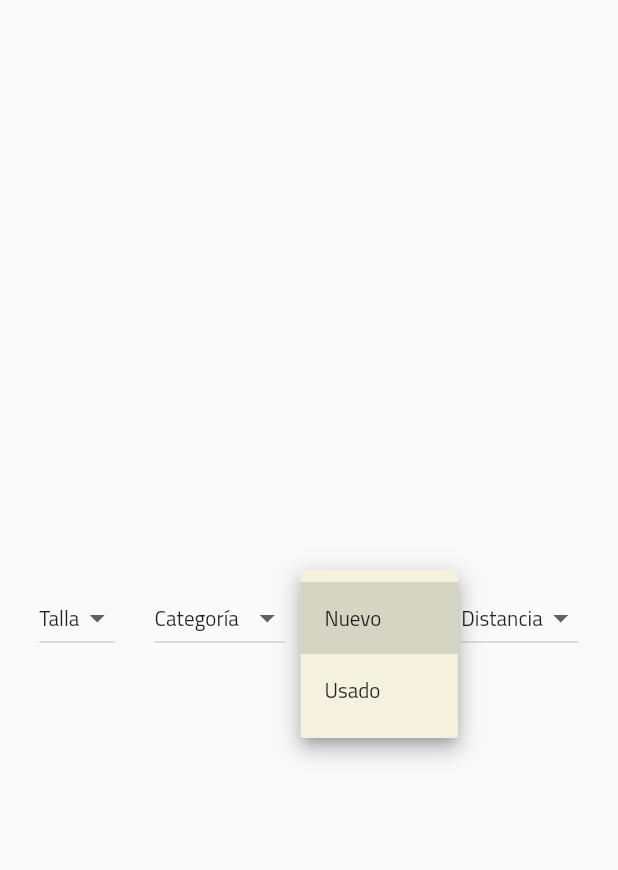
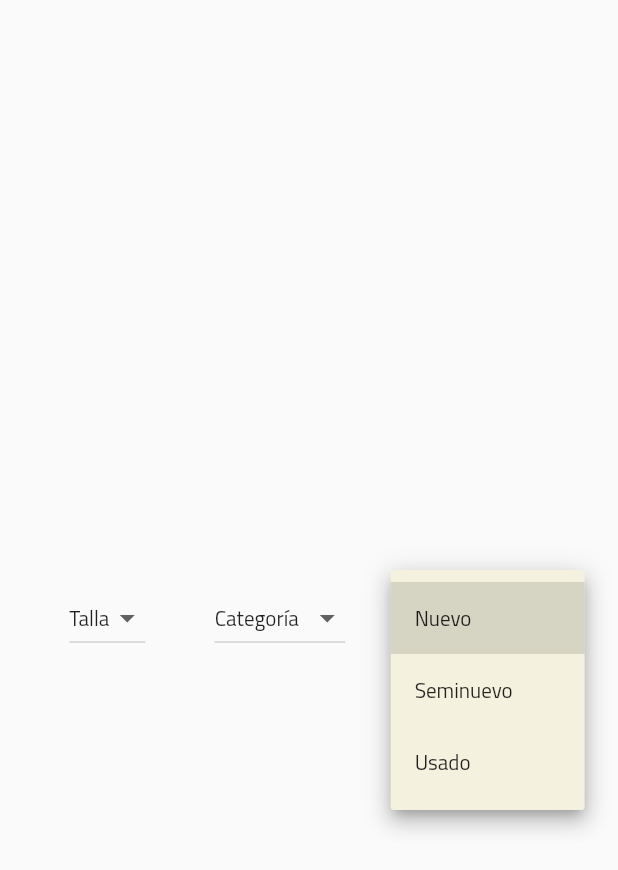
Before and after one commit to DarioAle/echange, a Flutter app: the FilterBar widget shown alone on an empty page, opened directly with empty values, after a tap on "Estado", on a phone screen of 412 x 824 dp. Shown: the top 870 px of the screen. Run offline on Flutter 3.47's test engine with Material 2 defaults, Android fonts, the phone set to English and light mode, and no system bars; our stand-ins replace auth_buttons, bloc, equatable, flutter_bloc, splashscreen.

```diff
--- a/lib/home/filter_bar.dart
+++ b/lib/home/filter_bar.dart
@@ -8,9 +8,7 @@ class FilterBar extends StatefulWidget {
   String sizeValue;
   String colorValue;
   String stateValue;
-  String distanceValue;
-  FilterBar(categoryValue, sizeValue, colorValue, stateValue, distanceValue,
-      {Key key})
+  FilterBar(categoryValue, sizeValue, colorValue, stateValue, {Key key})
       : super(key: key);
 
   @override
@@ -49,6 +47,7 @@ class _FilterBarState extends State<FilterBar> {
             categoryName: "Estado",
             items: [
               "Nuevo",
+              "Seminuevo",
               "Usado",
             ],
             selectedValue: this.widget.stateValue,
@@ -58,17 +57,6 @@ class _FilterBarState extends State<FilterBar> {
               });
             },
           ),
-          FilterButtons(
-            categoryName: "Distancia",
-            items: ["3km", "5km", "10km", "13km"],
-            selectedValue: this.widget.distanceValue,
-            onChange: (String value) {
-              print("changed to $value");
-              setState(() {
-                this.widget.distanceValue = value;
-              });
-            },
-          ),
         ],
       ),
     );
--- a/lib/home/home.dart
+++ b/lib/home/home.dart
@@ -20,7 +20,6 @@ class _HomeState extends State<Home> {
   var sizeValue;
   var colorValue;
   var stateValue;
-  var distanceValue;
 
   @override
   Widget build(BuildContext context) {
@@ -34,19 +33,18 @@ class _HomeState extends State<Home> {
         body: ListView(
           scrollDirection: Axis.vertical,
           children: [
-            FilterBar(categoryValue, sizeValue, colorValue, stateValue,
-                distanceValue),
+            FilterBar(categoryValue, sizeValue, colorValue, stateValue),
             ListView.builder(
               shrinkWrap: true,
               physics: ScrollPhysics(),
               itemCount: mockData.MOCK.length,
               itemBuilder: (context, index) {
                 return ListItemCard(
+                  isOwn: true,
                   name: mockData.MOCK[index]["name"],
                   description: mockData.MOCK[index]["description"],
                   size: mockData.MOCK[index]["size"],
                   state: mockData.MOCK[index]["state"],
-                  distance: mockData.MOCK[index]["distance"],
                   image: mockData.MOCK[index]["image"],
                 );
               },
--- a/lib/matches/matches_item.dart
+++ b/lib/matches/matches_item.dart
@@ -55,7 +55,7 @@ class _MatchesItemState extends State<MatchesItem> {
                         color: Colors.white,
                         borderRadius: BorderRadius.all(Radius.circular(20))),
                     child: Image.asset(
-                      "assets/images/plant.png",
+                      "assets/clothes/vestido1.jpg",
                       height: 85,
                       width: 85,
                     ),
--- a/lib/utils/grid_item_card.dart
+++ b/lib/utils/grid_item_card.dart
@@ -31,7 +31,6 @@ class _GridItemCardState extends State<GridItemCard> {
                 description: this.widget.description,
                 size: this.widget.size,
                 state: this.widget.state,
-                distance: "5",
                 image: this.widget.image)));
       },
       child: Card(
--- a/lib/utils/mock_clothes.dart
+++ b/lib/utils/mock_clothes.dart
@@ -4,7 +4,6 @@ const Map<int, Map<String, dynamic>> MOCK = {
     "description": "Vestido floral con tela fresca",
     "size": "M",
     "state": "usado",
-    "distance": "5 km",
     "image": "assets/clothes/vestido1.jpg"
   },
   1: {
@@ -12,7 +11,6 @@ const Map<int, Map<String, dynamic>> MOCK = {
     "description": "Vestido negro de lino",
     "size": "G",
     "state": "usado",
-    "distance": "5 km",
     "image": "assets/clothes/vestido2.jpg"
   },
   2: {
@@ -20,7 +18,6 @@ const Map<int, Map<String, dynamic>> MOCK = {
     "description": "Vestido de manga larga con botones",
     "size": "S",
     "state": "nuevo",
-    "distance": "5 km",
     "image": "assets/clothes/vestido3.jpg"
   },
   3: {
@@ -28,7 +25,6 @@ const Map<int, Map<String, dynamic>> MOCK = {
     "description": "Falda corta formal con botones al costado",
     "size": "M",
     "state": "usado",
-    "distance": "5 km",
     "image": "assets/clothes/falda1.jpg"
   },
   4: {
@@ -36,7 +32,6 @@ const Map<int, Map<String, dynamic>> MOCK = {
     "description": "Falda corte midi con abertura y botones en medio",
     "size": "M",
     "state": "nuevo",
-    "distance": "5 km",
     "image": "assets/clothes/falda2.jpg"
   }
 };
```
Also changed, not shown: lib/favorites/favorites_item.dart (+6 -5 lines), lib/utils/item_detail.dart (+7 -5 lines), 1 other file.
